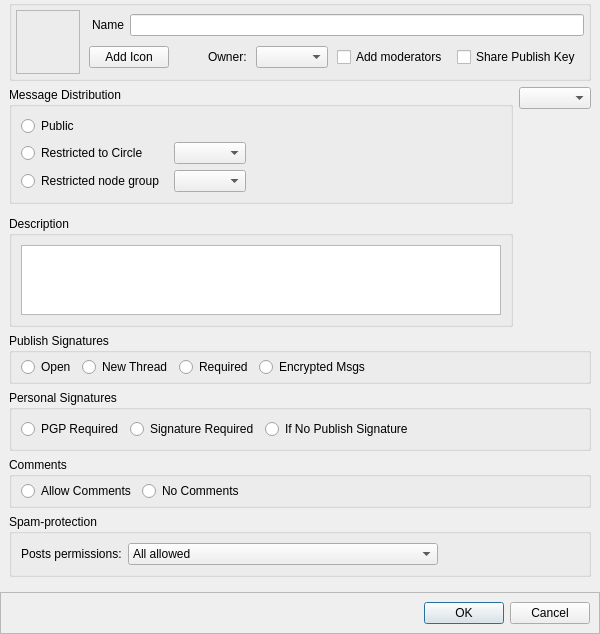
Old version of the form retroshare-gui/src/gui/gxs/GxsGroupDialog.ui in the repository RetroShare/RetroShare.
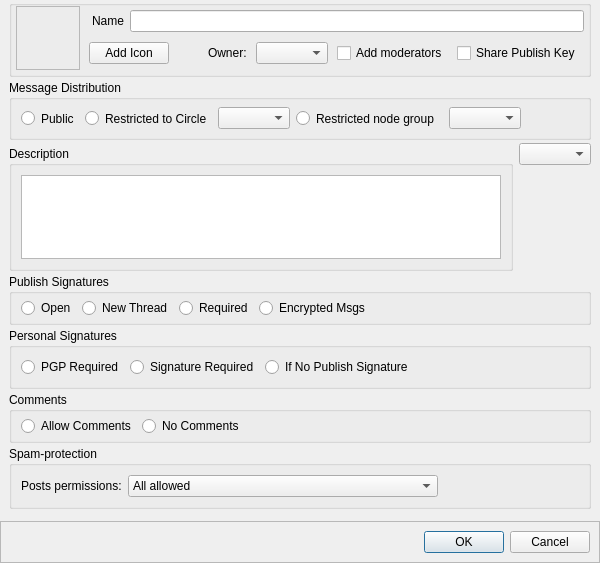
New version of the form. Icons and pictures are not drawn. Custom widgets are drawn as their Qt base class.

Commit message:
changed icons on othe feeds too
* changed the icons on other feeds too
* Show on Forum Message Feed the Avatars

```diff
--- a/retroshare-gui/src/gui/gxs/GxsGroupDialog.ui
+++ b/retroshare-gui/src/gui/gxs/GxsGroupDialog.ui
@@ -7,7 +7,7 @@
     <x>0</x>
     <y>0</y>
     <width>600</width>
-    <height>633</height>
+    <height>563</height>
    </rect>
   </property>
   <property name="windowTitle">
@@ -51,6 +51,9 @@
        <property name="topMargin">
         <number>0</number>
        </property>
+       <property name="verticalSpacing">
+        <number>3</number>
+       </property>
        <item row="0" column="0" colspan="2">
         <widget class="QGroupBox" name="groupBoxLogo">
          <property name="title">
@@ -64,7 +67,7 @@
            <number>4</number>
           </property>
           <property name="topMargin">
-           <number>4</number>
+           <number>0</number>
           </property>
           <property name="rightMargin">
            <number>4</number>
@@ -213,159 +216,6 @@
          </layout>
         </widget>
        </item>
-       <item row="1" column="0">
-        <widget class="QGroupBox" name="distribGroupBox">
-         <property name="sizePolicy">
-          <sizepolicy hsizetype="Expanding" vsizetype="Fixed">
-           <horstretch>0</horstretch>
-           <verstretch>0</verstretch>
-          </sizepolicy>
-         </property>
-         <property name="title">
-          <string>Message Distribution</string>
-         </property>
-         <layout class="QGridLayout" name="gridLayout_7">
-          <item row="0" column="0">
-           <layout class="QGridLayout" name="gridLayout">
-            <item row="0" column="0" colspan="4">
-             <widget class="QRadioButton" name="typePublic">
-              <property name="sizePolicy">
-               <sizepolicy hsizetype="Minimum" vsizetype="Expanding">
-                <horstretch>0</horstretch>
-                <verstretch>0</verstretch>
-               </sizepolicy>
-              </property>
-              <property name="toolTip">
-               <string>&lt;html&gt;&lt;head/&gt;&lt;body&gt;&lt;p&gt;Messages will spread way beyond your friend nodes, as long as people subscribe to the channel/forum/posted you're creating.&lt;/p&gt;&lt;/body&gt;&lt;/html&gt;</string>
-              </property>
-              <property name="text">
-               <string>Public</string>
-              </property>
-              <property name="icon">
-               <iconset resource="../icons.qrc">
-                <normaloff>:/icons/png/network-puplic.png</normaloff>:/icons/png/network-puplic.png</iconset>
-              </property>
-              <property name="iconSize">
-               <size>
-                <width>24</width>
-                <height>24</height>
-               </size>
-              </property>
-             </widget>
-            </item>
-            <item row="1" column="0">
-             <widget class="QRadioButton" name="typeGroup">
-              <property name="sizePolicy">
-               <sizepolicy hsizetype="Minimum" vsizetype="Expanding">
-                <horstretch>0</horstretch>
-                <verstretch>0</verstretch>
-               </sizepolicy>
-              </property>
-              <property name="toolTip">
-               <string>&lt;html&gt;&lt;head/&gt;&lt;body&gt;&lt;p&gt;Messages will spread among Retroshare nodes that host one of the identities listed as member of the circle and who also subscribe the media. Only these nodes will be able to see that this forum/channel/posted media exists. &lt;/p&gt;&lt;/body&gt;&lt;/html&gt;</string>
-              </property>
-              <property name="text">
-               <string>Restricted to Circle</string>
-              </property>
-              <property name="icon">
-               <iconset resource="../icons.qrc">
-                <normaloff>:/icons/png/circles.png</normaloff>:/icons/png/circles.png</iconset>
-              </property>
-              <property name="iconSize">
-               <size>
-                <width>24</width>
-                <height>24</height>
-               </size>
-              </property>
-             </widget>
-            </item>
-            <item row="2" column="0">
-             <widget class="QRadioButton" name="typeLocal">
-              <property name="sizePolicy">
-               <sizepolicy hsizetype="Minimum" vsizetype="Expanding">
-                <horstretch>0</horstretch>
-                <verstretch>0</verstretch>
-               </sizepolicy>
-              </property>
-              <property name="toolTip">
-               <string>&lt;html&gt;&lt;head/&gt;&lt;body&gt;&lt;p&gt;Messages will only be distributed to the selected subset of your friend nodes. They will not forward messages with each other, but only use your own node as a central hub to distribute them.&lt;/p&gt;&lt;/body&gt;&lt;/html&gt;</string>
-              </property>
-              <property name="text">
-               <string>Restricted node group </string>
-              </property>
-              <property name="icon">
-               <iconset resource="../icons.qrc">
-                <normaloff>:/icons/png/network.png</normaloff>:/icons/png/network.png</iconset>
-              </property>
-              <property name="iconSize">
-               <size>
-                <width>24</width>
-                <height>24</height>
-               </size>
-              </property>
-             </widget>
-            </item>
-            <item row="2" column="1" colspan="2">
-             <widget class="GroupChooser" name="localComboBox">
-              <property name="sizePolicy">
-               <sizepolicy hsizetype="Expanding" vsizetype="Fixed">
-                <horstretch>0</horstretch>
-                <verstretch>0</verstretch>
-               </sizepolicy>
-              </property>
-             </widget>
-            </item>
-            <item row="2" column="3">
-             <spacer name="horizontalSpacer_4">
-              <property name="orientation">
-               <enum>Qt::Horizontal</enum>
-              </property>
-              <property name="sizeHint" stdset="0">
-               <size>
-                <width>40</width>
-                <height>20</height>
-               </size>
-              </property>
-             </spacer>
-            </item>
-            <item row="1" column="3">
-             <spacer name="horizontalSpacer_3">
-              <property name="orientation">
-               <enum>Qt::Horizontal</enum>
-              </property>
-              <property name="sizeHint" stdset="0">
-               <size>
-                <width>68</width>
-                <height>20</height>
-               </size>
-              </property>
-             </spacer>
-            </item>
-            <item row="1" column="1" colspan="2">
-             <widget class="GxsCircleChooser" name="circleComboBox">
-              <property name="sizePolicy">
-               <sizepolicy hsizetype="Expanding" vsizetype="Fixed">
-                <horstretch>0</horstretch>
-                <verstretch>0</verstretch>
-               </sizepolicy>
-              </property>
-             </widget>
-            </item>
-           </layout>
-          </item>
-         </layout>
-        </widget>
-       </item>
-       <item row="1" column="1" rowspan="3">
-        <layout class="QVBoxLayout" name="verticalLayout_2">
-         <item>
-          <widget class="QComboBox" name="filtercomboBox"/>
-         </item>
-         <item>
-          <widget class="FriendSelectionWidget" name="adminsList" native="true"/>
-         </item>
-        </layout>
-       </item>
        <item row="2" column="0">
         <widget class="FriendSelectionWidget" name="shareKeyList" native="true"/>
        </item>
@@ -601,6 +451,161 @@
          </property>
         </widget>
        </item>
+       <item row="2" column="1" rowspan="2">
+        <layout class="QVBoxLayout" name="verticalLayout_2">
+         <item>
+          <widget class="QComboBox" name="filtercomboBox"/>
+         </item>
+         <item>
+          <widget class="FriendSelectionWidget" name="adminsList" native="true"/>
+         </item>
+        </layout>
+       </item>
+       <item row="1" column="0" colspan="2">
+        <widget class="QGroupBox" name="distribGroupBox">
+         <property name="sizePolicy">
+          <sizepolicy hsizetype="Expanding" vsizetype="Fixed">
+           <horstretch>0</horstretch>
+           <verstretch>0</verstretch>
+          </sizepolicy>
+         </property>
+         <property name="title">
+          <string>Message Distribution</string>
+         </property>
+         <layout class="QHBoxLayout" name="horizontalLayout_7">
+          <property name="topMargin">
+           <number>6</number>
+          </property>
+          <property name="bottomMargin">
+           <number>6</number>
+          </property>
+          <item>
+           <widget class="QRadioButton" name="typePublic">
+            <property name="sizePolicy">
+             <sizepolicy hsizetype="Minimum" vsizetype="Expanding">
+              <horstretch>0</horstretch>
+              <verstretch>0</verstretch>
+             </sizepolicy>
+            </property>
+            <property name="toolTip">
+             <string>&lt;html&gt;&lt;head/&gt;&lt;body&gt;&lt;p&gt;Messages will spread way beyond your friend nodes, as long as people subscribe to the channel/forum/posted you're creating.&lt;/p&gt;&lt;/body&gt;&lt;/html&gt;</string>
+            </property>
+            <property name="text">
+             <string>Public</string>
+            </property>
+            <property name="icon">
+             <iconset resource="../icons.qrc">
+              <normaloff>:/icons/png/network-puplic.png</normaloff>:/icons/png/network-puplic.png</iconset>
+            </property>
+            <property name="iconSize">
+             <size>
+              <width>24</width>
+              <height>24</height>
+             </size>
+            </property>
+           </widget>
+          </item>
+          <item>
+           <widget class="QRadioButton" name="typeGroup">
+            <property name="sizePolicy">
+             <sizepolicy hsizetype="Minimum" vsizetype="Expanding">
+              <horstretch>0</horstretch>
+              <verstretch>0</verstretch>
+             </sizepolicy>
+            </property>
+            <property name="toolTip">
+             <string>&lt;html&gt;&lt;head/&gt;&lt;body&gt;&lt;p&gt;Messages will spread among Retroshare nodes that host one of the identities listed as member of the circle and who also subscribe the media. Only these nodes will be able to see that this forum/channel/posted media exists. &lt;/p&gt;&lt;/body&gt;&lt;/html&gt;</string>
+            </property>
+            <property name="text">
+             <string>Restricted to Circle</string>
+            </property>
+            <property name="icon">
+             <iconset resource="../icons.qrc">
+              <normaloff>:/icons/png/circles.png</normaloff>:/icons/png/circles.png</iconset>
+            </property>
+            <property name="iconSize">
+             <size>
+              <width>24</width>
+              <height>24</height>
+             </size>
+            </property>
+           </widget>
+          </item>
+          <item>
+           <widget class="GxsCircleChooser" name="circleComboBox">
+            <property name="sizePolicy">
+             <sizepolicy hsizetype="Expanding" vsizetype="Fixed">
+              <horstretch>0</horstretch>
+              <verstretch>0</verstretch>
+             </sizepolicy>
+            </property>
+           </widget>
+          </item>
+          <item>
+           <widget class="QRadioButton" name="typeLocal">
+            <property name="sizePolicy">
+             <sizepolicy hsizetype="Minimum" vsizetype="Expanding">
+              <horstretch>0</horstretch>
+              <verstretch>0</verstretch>
+             </sizepolicy>
+            </property>
+            <property name="toolTip">
+             <string>&lt;html&gt;&lt;head/&gt;&lt;body&gt;&lt;p&gt;Messages will only be distributed to the selected subset of your friend nodes. They will not forward messages with each other, but only use your own node as a central hub to distribute them.&lt;/p&gt;&lt;/body&gt;&lt;/html&gt;</string>
+            </property>
+            <property name="text">
+             <string>Restricted node group </string>
+            </property>
+            <property name="icon">
+             <iconset resource="../icons.qrc">
+              <normaloff>:/icons/png/network.png</normaloff>:/icons/png/network.png</iconset>
+            </property>
+            <property name="iconSize">
+             <size>
+              <width>24</width>
+              <height>24</height>
+             </size>
+            </property>
+           </widget>
+          </item>
+          <item>
+           <widget class="GroupChooser" name="localComboBox">
+            <property name="sizePolicy">
+             <sizepolicy hsizetype="Expanding" vsizetype="Fixed">
+              <horstretch>0</horstretch>
+              <verstretch>0</verstretch>
+             </sizepolicy>
+            </property>
+           </widget>
+          </item>
+          <item>
+           <spacer name="horizontalSpacer_4">
+            <property name="orientation">
+             <enum>Qt::Horizontal</enum>
+            </property>
+            <property name="sizeHint" stdset="0">
+             <size>
+              <width>0</width>
+              <height>17</height>
+             </size>
+            </property>
+           </spacer>
+          </item>
+          <item>
+           <spacer name="horizontalSpacer_3">
+            <property name="orientation">
+             <enum>Qt::Horizontal</enum>
+            </property>
+            <property name="sizeHint" stdset="0">
+             <size>
+              <width>1</width>
+              <height>25</height>
+             </size>
+            </property>
+           </spacer>
+          </item>
+         </layout>
+        </widget>
+       </item>
       </layout>
      </widget>
      <widget class="QWidget" name="showmode">
```
The commit also changes 51 other files.
